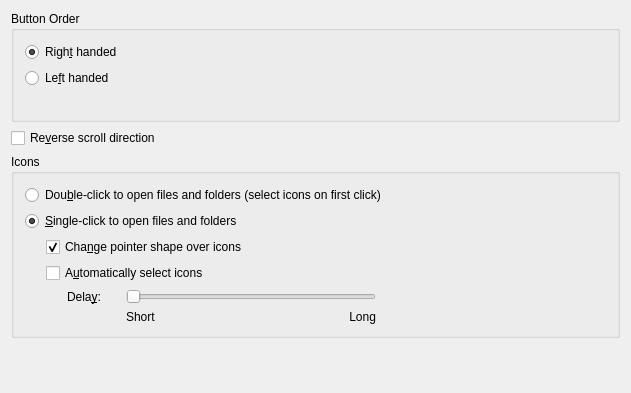
First picture: the form in kcontrol/input/kmousedlg.ui, repository mgottschlag/kwin-tiling, before the edit.
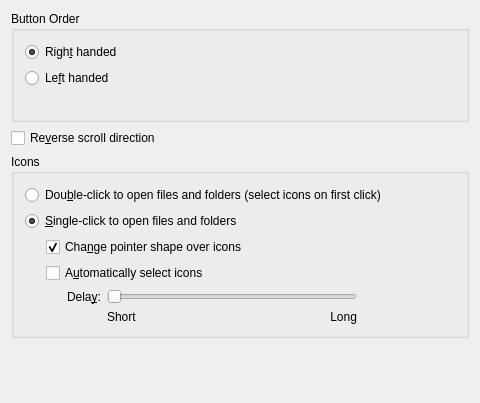
Second picture: the form after the edit.

Commit message: Fixed spacer size hint: no more horizontal scrollbar.

Patch:
```diff
--- a/kcontrol/input/kmousedlg.ui
+++ b/kcontrol/input/kmousedlg.ui
@@ -5,8 +5,8 @@
    <rect>
     <x>0</x>
     <y>0</y>
-    <width>631</width>
-    <height>393</height>
+    <width>480</width>
+    <height>403</height>
    </rect>
   </property>
   <layout class="QVBoxLayout" >
@@ -22,38 +22,6 @@
       <string>Button Order</string>
      </property>
      <layout class="QGridLayout" >
-      <item row="2" column="2" >
-       <spacer>
-        <property name="orientation" >
-         <enum>Qt::Vertical</enum>
-        </property>
-        <property name="sizeType" >
-         <enum>QSizePolicy::Expanding</enum>
-        </property>
-        <property name="sizeHint" >
-         <size>
-          <width>20</width>
-          <height>20</height>
-         </size>
-        </property>
-       </spacer>
-      </item>
-      <item row="2" column="0" >
-       <spacer>
-        <property name="orientation" >
-         <enum>Qt::Vertical</enum>
-        </property>
-        <property name="sizeType" >
-         <enum>QSizePolicy::Expanding</enum>
-        </property>
-        <property name="sizeHint" >
-         <size>
-          <width>20</width>
-          <height>20</height>
-         </size>
-        </property>
-       </spacer>
-      </item>
       <item row="0" column="0" >
        <widget class="QRadioButton" name="rightHanded" >
         <property name="text" >
@@ -64,13 +32,6 @@
         </property>
        </widget>
       </item>
-      <item row="1" column="0" >
-       <widget class="QRadioButton" name="leftHanded" >
-        <property name="text" >
-         <string>Le&amp;ft handed</string>
-        </property>
-       </widget>
-      </item>
       <item rowspan="3" row="0" column="1" >
        <widget class="QLabel" name="mousePix" >
         <property name="sizePolicy" >
@@ -93,6 +54,29 @@
         </property>
        </widget>
       </item>
+      <item row="1" column="0" >
+       <widget class="QRadioButton" name="leftHanded" >
+        <property name="text" >
+         <string>Le&amp;ft handed</string>
+        </property>
+       </widget>
+      </item>
+      <item row="2" column="0" >
+       <spacer>
+        <property name="orientation" >
+         <enum>Qt::Vertical</enum>
+        </property>
+        <property name="sizeType" >
+         <enum>QSizePolicy::Expanding</enum>
+        </property>
+        <property name="sizeHint" >
+         <size>
+          <width>20</width>
+          <height>20</height>
+         </size>
+        </property>
+       </spacer>
+      </item>
      </layout>
     </widget>
    </item>
@@ -201,14 +185,17 @@
               <property name="bottomMargin" >
                <number>0</number>
               </property>
-              <item row="1" column="1" >
-               <widget class="QLabel" name="lb_short" >
+              <item row="0" column="0" >
+               <widget class="QLabel" name="lDelay" >
                 <property name="text" >
-                 <string>Short</string>
+                 <string>Dela&amp;y:</string>
                 </property>
                 <property name="wordWrap" >
                  <bool>false</bool>
                 </property>
+                <property name="buddy" >
+                 <cstring>slAutoSelect</cstring>
+                </property>
                </widget>
               </item>
               <item row="0" column="1" colspan="2" >
@@ -233,30 +220,27 @@
               <item rowspan="2" row="0" column="3" >
                <spacer>
                 <property name="orientation" >
-                 <enum>Qt::Vertical</enum>
+                 <enum>Qt::Horizontal</enum>
                 </property>
                 <property name="sizeType" >
                  <enum>QSizePolicy::Expanding</enum>
                 </property>
                 <property name="sizeHint" >
                  <size>
-                  <width>230</width>
+                  <width>20</width>
                   <height>20</height>
                  </size>
                 </property>
                </spacer>
               </item>
-              <item row="0" column="0" >
-               <widget class="QLabel" name="lDelay" >
+              <item row="1" column="1" >
+               <widget class="QLabel" name="lb_short" >
                 <property name="text" >
-                 <string>Dela&amp;y:</string>
+                 <string>Short</string>
                 </property>
                 <property name="wordWrap" >
                  <bool>false</bool>
                 </property>
-                <property name="buddy" >
-                 <cstring>slAutoSelect</cstring>
-                </property>
                </widget>
               </item>
               <item row="1" column="2" >
@@ -293,7 +277,7 @@
      </property>
      <property name="sizeHint" >
       <size>
-       <width>608</width>
+       <width>20</width>
        <height>4</height>
       </size>
      </property>
```
